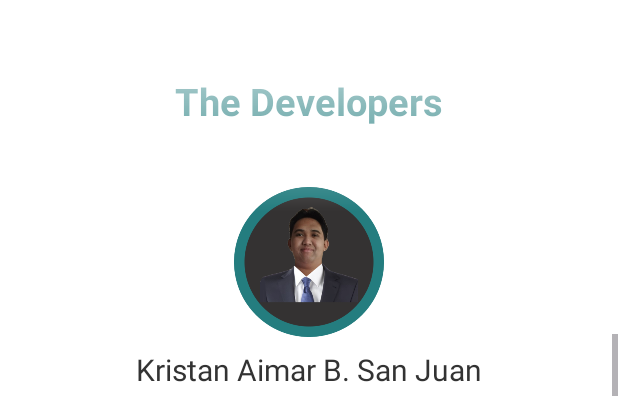
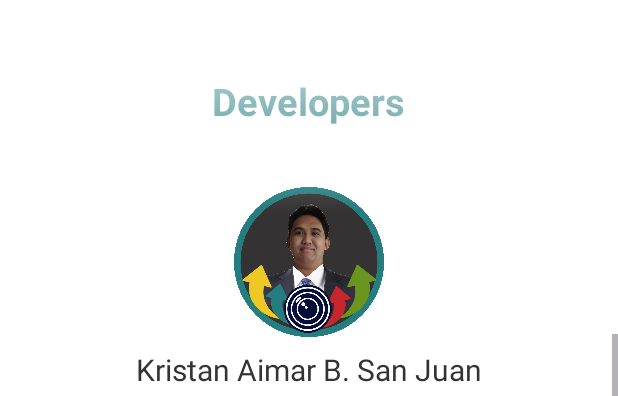
Before and after one commit to kristansanjuan/Trash-App, an Android app: the AboutActivity screen opened directly, with no data from a screen before it, scrolled down 532 dp, on a phone screen of 412 x 824 dp, the part 110-506 px from its top. Run offline under Robolectric (Android 15) with nearby library versions, the phone set to English and light mode, and no system bars.

Commit message:
change images

```diff
--- a/app/src/main/res/layout/activity_about.xml
+++ b/app/src/main/res/layout/activity_about.xml
@@ -18,7 +18,7 @@
         <TextView
             android:layout_width="wrap_content"
             android:layout_height="wrap_content"
-            android:text="About the app"
+            android:text="About EcoSort"
             android:textSize="25sp"
             android:textStyle="bold"
             android:textColor="#247D7F"
@@ -46,7 +46,7 @@
         <TextView
             android:layout_width="wrap_content"
             android:layout_height="wrap_content"
-            android:text="The Developers"
+            android:text="Developers"
             android:textColor="#247D7F"
             android:textSize="25sp"
             android:textStyle="bold"
@@ -113,6 +113,7 @@
                 android:orientation="vertical"
                 android:gravity="center"
                 android:paddingBottom="60dp">
+
 
                 <ImageView
                     android:layout_width="100dp"
--- a/app/src/main/res/layout/activity_main.xml
+++ b/app/src/main/res/layout/activity_main.xml
@@ -37,6 +37,7 @@
                 android:src="@drawable/menu_icon" />
 
         </androidx.appcompat.widget.Toolbar>-->
+
 
         <ImageView
             android:id="@+id/cicle1"
@@ -79,7 +80,6 @@
             android:id="@+id/centerPoint"
             android:layout_width="49dp"
             android:layout_height="49dp"
-            android:src="@drawable/ecosort_logo1"
             android:layout_marginTop="150dp"
             app:layout_constraintBottom_toBottomOf="parent"
             app:layout_constraintEnd_toEndOf="parent"
```
Also changed, not shown: app/src/main/res/drawable/ecosort_logo1.PNG (deleted), app/src/main/res/drawable/ecosort_logo1.png (added), app/src/main/res/drawable/ecosort_logo2.PNG (deleted), app/src/main/res/drawable/ecosort_logo2.png (added), app/src/main/res/drawable/ecosort_logo_styled.png, app/src/main/res/drawable/kristan.png, app/src/main/res/drawable/stewart.png, 2 other files.
